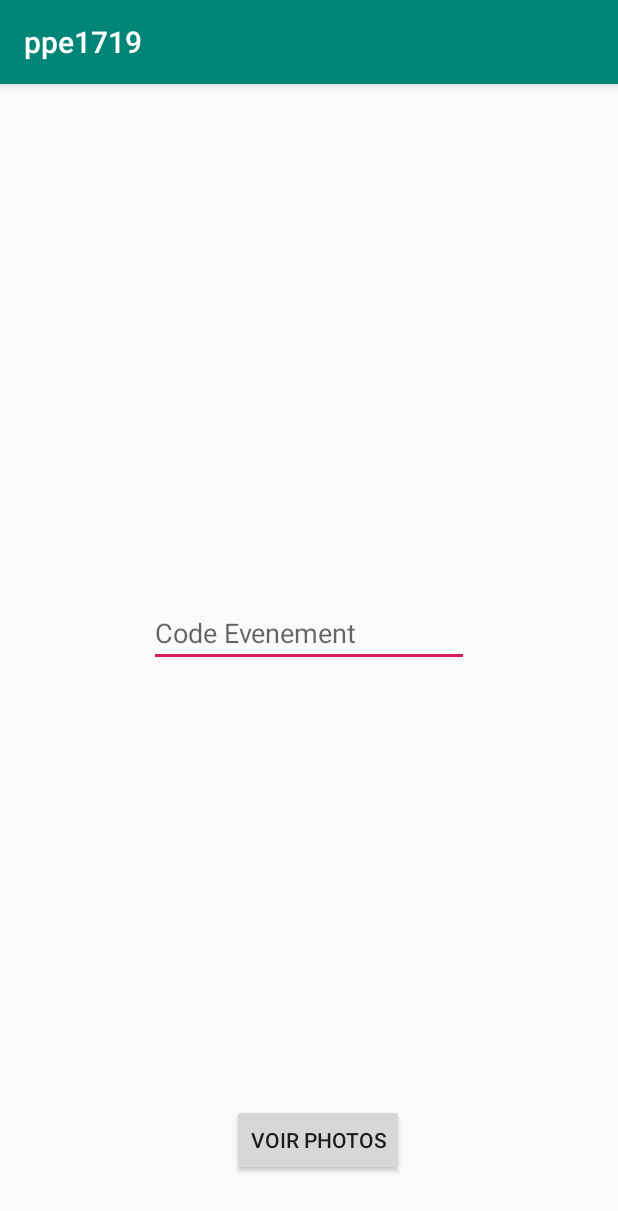
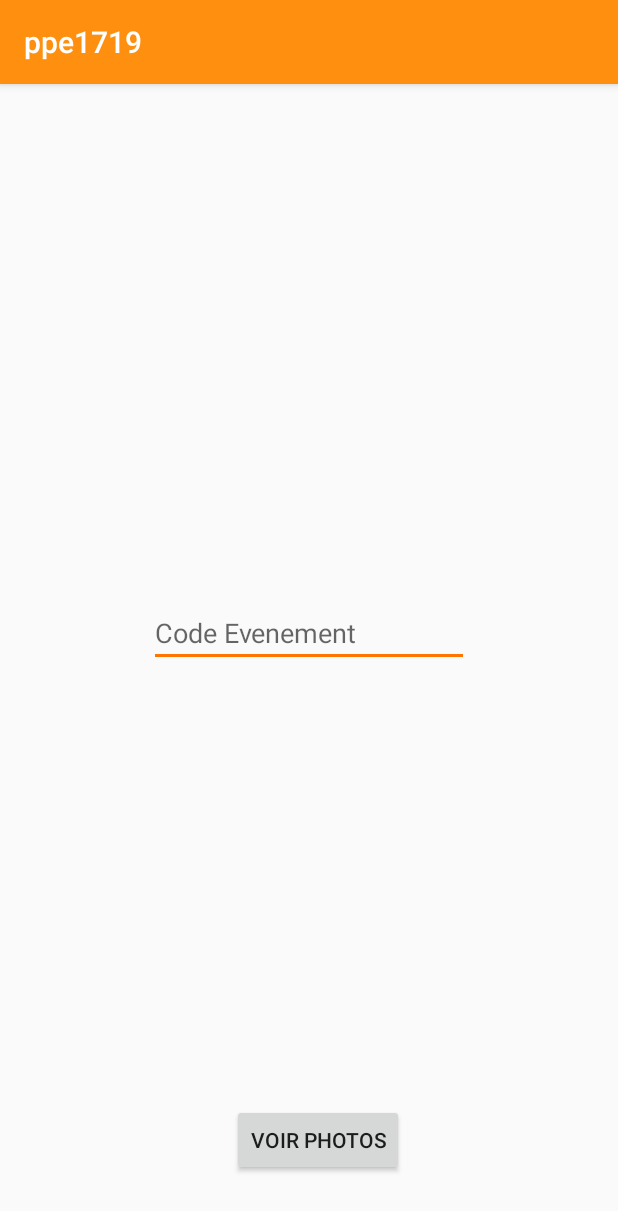
Before and after one commit to ChopTaPhoto/PPE4, an Android app: the screen it shows after launch (MainActivity), on a phone screen of 412 x 824 dp. Shown: the top 1211 px of the screen. Run offline under Robolectric (Android 15) with nearby library versions, the phone set to English and light mode, and no system bars; pictures from the network do not load.

Commit message:
change colors

```diff
--- a/ppe1719/app/src/main/res/values/colors.xml
+++ b/ppe1719/app/src/main/res/values/colors.xml
@@ -1,6 +1,6 @@
 <?xml version="1.0" encoding="utf-8"?>
 <resources>
-    <color name="colorPrimary">#008577</color>
-    <color name="colorPrimaryDark">#00574B</color>
-    <color name="colorAccent">#D81B60</color>
+    <color name="colorPrimary">#FF900F</color>
+    <color name="colorPrimaryDark">#FFA800</color>
+    <color name="colorAccent">#FF7500</color>
 </resources>
```
